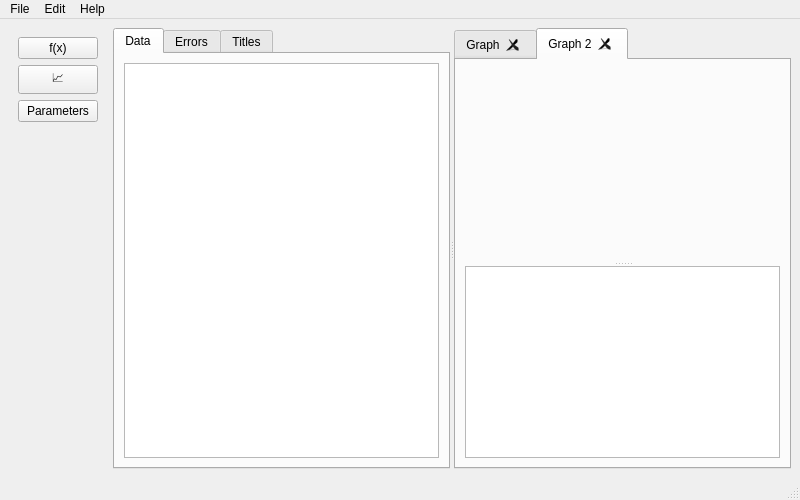
Kirikus/Experiments_2024_autumn, file main/mainwindow.ui: the form before one commit.
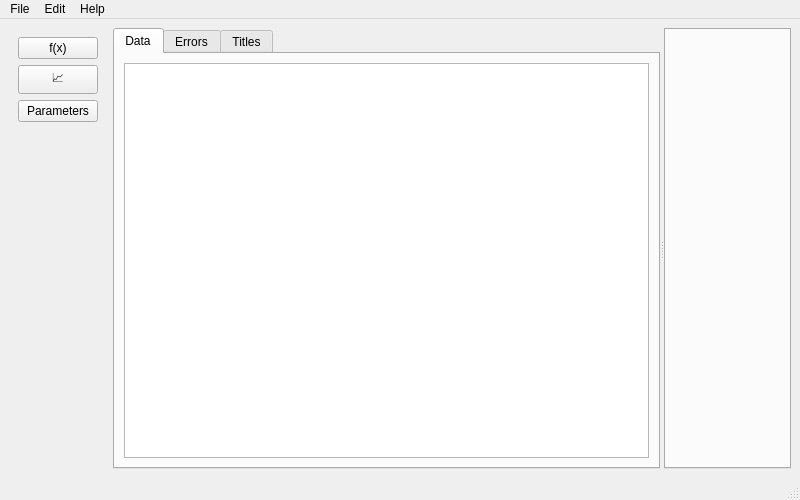
The form after the commit. The open tabs and pages were chosen to show the change.

```diff
--- a/main/mainwindow.ui
+++ b/main/mainwindow.ui
@@ -135,68 +135,9 @@
        </widget>
       </widget>
       <widget class="QTabWidget" name="graphics">
-       <property name="mouseTracking">
-        <bool>false</bool>
-       </property>
-       <property name="tabShape">
-        <enum>QTabWidget::Rounded</enum>
-       </property>
-       <property name="currentIndex">
-        <number>0</number>
-       </property>
        <property name="tabsClosable">
         <bool>true</bool>
        </property>
-       <widget class="QWidget" name="graph1">
-        <attribute name="title">
-         <string>Graph</string>
-        </attribute>
-        <layout class="QVBoxLayout" name="verticalLayout">
-         <item>
-          <widget class="QSplitter" name="splitter_2">
-           <property name="orientation">
-            <enum>Qt::Vertical</enum>
-           </property>
-           <widget class="QWidget" name="widget" native="true">
-            <property name="sizePolicy">
-             <sizepolicy hsizetype="Preferred" vsizetype="Preferred">
-              <horstretch>0</horstretch>
-              <verstretch>1</verstretch>
-             </sizepolicy>
-            </property>
-           </widget>
-           <widget class="QTableWidget" name="tableWidget_2"/>
-          </widget>
-         </item>
-        </layout>
-       </widget>
-       <widget class="QWidget" name="graph2">
-        <attribute name="title">
-         <string>Graph 2</string>
-        </attribute>
-        <layout class="QVBoxLayout" name="verticalLayout_2">
-         <item>
-          <widget class="QSplitter" name="splitter_3">
-           <property name="orientation">
-            <enum>Qt::Vertical</enum>
-           </property>
-           <widget class="QWidget" name="widget_2" native="true">
-            <property name="sizePolicy">
-             <sizepolicy hsizetype="Preferred" vsizetype="Preferred">
-              <horstretch>0</horstretch>
-              <verstretch>1</verstretch>
-             </sizepolicy>
-            </property>
-           </widget>
-           <widget class="QTableWidget" name="tableWidget_3">
-            <property name="sizeAdjustPolicy">
-             <enum>QAbstractScrollArea::AdjustIgnored</enum>
-            </property>
-           </widget>
-          </widget>
-         </item>
-        </layout>
-       </widget>
       </widget>
      </widget>
     </item>
```
Left out of the diff: 2 changed lines with no effect on the pictures.
